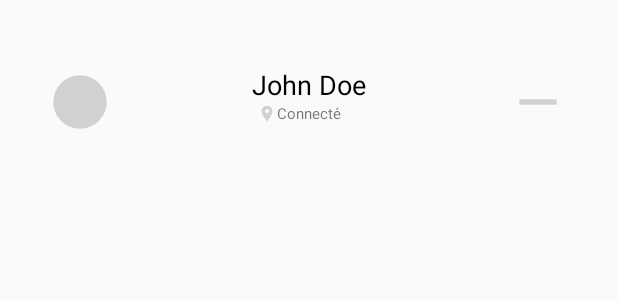
After one commit to dragosco/EasyOrder, an Android app: the layout item_list_layout.xml on its own in the app's theme, with its tools: preview values and no code run, on a phone screen of 412 x 824 dp. The commit adds this screen. Shown: the top 300 px of the screen. Run offline under Robolectric (Android 15) with nearby library versions, the phone set to English and light mode, and no system bars.

Commit message:
style item list

```diff
--- /dev/null
+++ b/app/src/main/res/layout/item_list_layout.xml
@@ -0,0 +1,58 @@
+<?xml version="1.0" encoding="utf-8"?>
+<RelativeLayout xmlns:android="http://schemas.android.com/apk/res/android"
+    xmlns:app="http://schemas.android.com/apk/res-auto"
+    xmlns:tools="http://schemas.android.com/tools"
+    android:layout_width="match_parent" android:layout_height="match_parent">
+
+
+    <TextView
+        android:text="John Doe"
+        android:layout_width="wrap_content"
+        android:layout_height="wrap_content"
+        android:id="@+id/tv_user_list"
+        android:textColor="@android:color/black"
+        android:layout_alignTop="@+id/imgBtn_status_list"
+        android:layout_centerHorizontal="true"
+        android:textSize="18sp" />
+
+    <ImageView
+        android:layout_width="20dip"
+        android:layout_height="20dip"
+        app:srcCompat="@mipmap/position_icon"
+        android:id="@+id/img_status_list"
+        android:layout_below="@+id/tv_user_list"
+        android:layout_alignStart="@+id/tv_user_list"
+        android:layout_alignBottom="@+id/tv_status_list" />
+
+    <TextView
+        android:text="Connecté"
+        android:layout_width="wrap_content"
+        android:layout_height="wrap_content"
+        android:id="@+id/tv_status_list"
+        android:textSize="10sp"
+        android:layout_marginLeft="23dp"
+        android:layout_below="@+id/tv_user_list"
+        android:layout_centerHorizontal="true" />
+
+    <ImageButton
+        android:layout_width="wrap_content"
+        android:layout_height="wrap_content"
+        app:srcCompat="@mipmap/delete_icon"
+        android:layout_marginEnd="29dp"
+        android:id="@+id/imageButton5"
+        android:background="@android:color/transparent"
+        android:layout_alignTop="@+id/tv_user_list"
+        android:layout_alignParentEnd="true" />
+
+    <ImageButton
+        android:layout_width="wrap_content"
+        android:layout_height="wrap_content"
+        app:srcCompat="@mipmap/status_icon"
+        android:layout_marginTop="44dp"
+        android:id="@+id/imgBtn_status_list"
+        android:background="@android:color/transparent"
+        android:layout_marginStart="29dp"
+        android:layout_alignParentTop="true"
+        android:layout_alignParentStart="true" />
+
+</RelativeLayout>
--- a/app/src/main/res/values/colors.xml
+++ b/app/src/main/res/values/colors.xml
@@ -2,5 +2,6 @@
 <resources>
     <color name="colorPrimary">#3F51B5</color>
     <color name="colorPrimaryDark">#303F9F</color>
-    <color name="colorAccent">#FF4081</color>
+    <color name="colorAccent">#ff4081</color>
+    <color name="transparent">#ff4081</color>
 </resources>
```
Also changed, not shown: app/src/main/delete_icon-web.png (added), app/src/main/position_icon-web.png (added), app/src/main/res/mipmap-hdpi/delete_icon.png (added), app/src/main/res/mipmap-hdpi/position_icon.png (added), app/src/main/res/mipmap-hdpi/status_icon.png (added), app/src/main/res/mipmap-mdpi/delete_icon.png (added), app/src/main/res/mipmap-mdpi/position_icon.png (added), app/src/main/res/mipmap-mdpi/status_icon.png (added), app/src/main/res/mipmap-xhdpi/delete_icon.png (added), app/src/main/res/mipmap-xhdpi/position_icon.png (added), app/src/main/res/mipmap-xhdpi/status_icon.png (added), app/src/main/res/mipmap-xxhdpi/delete_icon.png (added), app/src/main/res/mipmap-xxhdpi/position_icon.png (added), app/src/main/res/mipmap-xxhdpi/status_icon.png (added), 4 more files.
